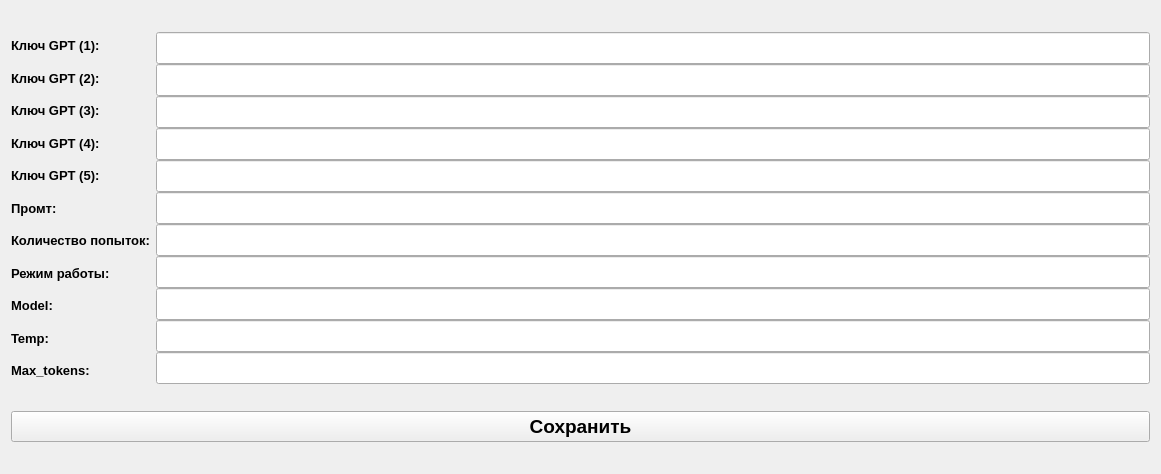
First picture: the form in config.ui, repository edfefegeger/ChatGPT-Midjourney_Automatization, before the edit.
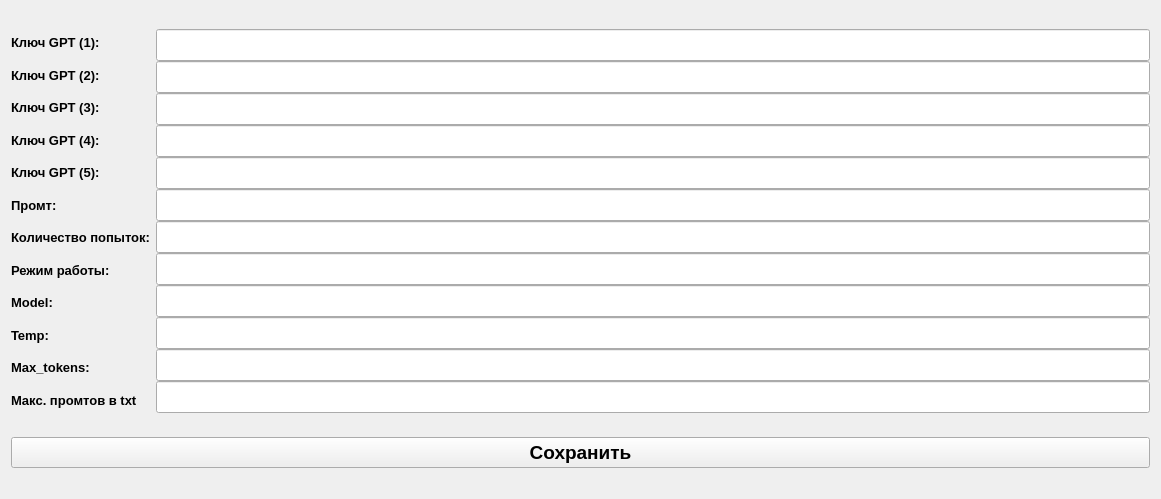
Second picture: the form after the edit.

Diff of the .ui file:
```diff
--- a/config.ui
+++ b/config.ui
@@ -7,7 +7,7 @@
     <x>0</x>
     <y>0</y>
     <width>1161</width>
-    <height>474</height>
+    <height>499</height>
    </rect>
   </property>
   <property name="maximumSize">
@@ -237,6 +237,19 @@
        </property>
       </widget>
      </item>
+     <item>
+      <widget class="QLabel" name="label_12">
+       <property name="font">
+        <font>
+         <pointsize>10</pointsize>
+         <bold>true</bold>
+        </font>
+       </property>
+       <property name="text">
+        <string>Макс. промтов в txt</string>
+       </property>
+      </widget>
+     </item>
     </layout>
    </item>
    <item row="0" column="1">
@@ -434,6 +447,21 @@
        </property>
       </widget>
      </item>
+     <item>
+      <widget class="QLineEdit" name="lineEdit_7">
+       <property name="minimumSize">
+        <size>
+         <width>0</width>
+         <height>32</height>
+        </size>
+       </property>
+       <property name="font">
+        <font>
+         <pointsize>12</pointsize>
+        </font>
+       </property>
+      </widget>
+     </item>
     </layout>
    </item>
    <item row="1" column="0" colspan="2">
```
